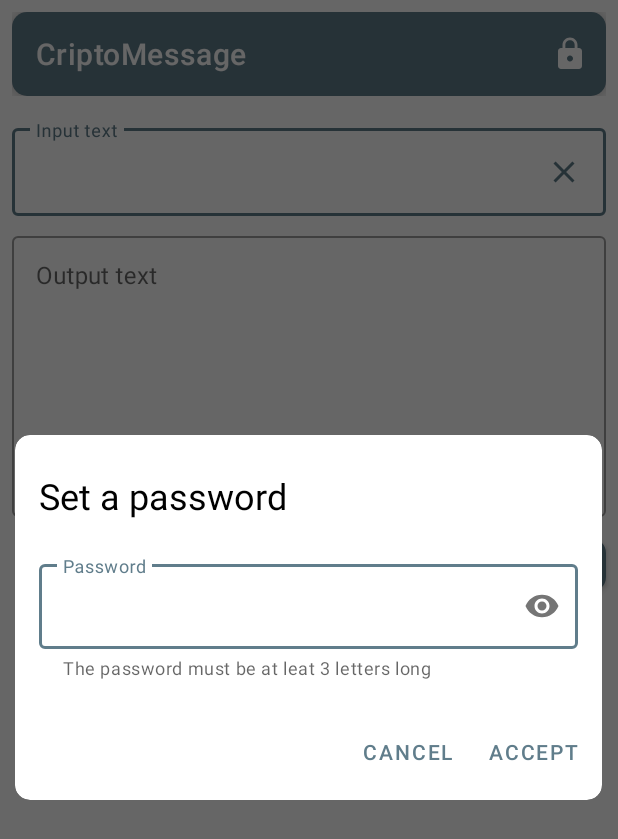
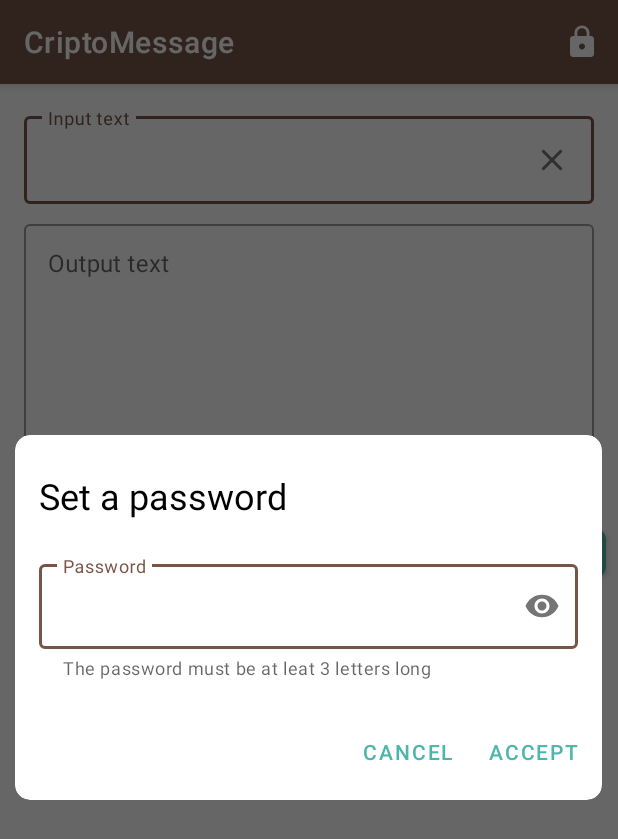
Before and after one commit to DiegoLovera/CriptoMessage, an Android app: the screen it shows after launch (MainActivity), after a tap on "Password", on a phone screen of 412 x 824 dp. Shown: the top 839 px of the screen. Run offline under Robolectric (Android 15) with nearby library versions, the phone set to English and light mode, and no system bars.

Commit message:
Color scheme changed

```diff
--- a/app/src/main/res/drawable/ic_close_black_24dp.xml
+++ b/app/src/main/res/drawable/ic_close_black_24dp.xml
@@ -4,6 +4,6 @@
         android:viewportWidth="24.0"
         android:viewportHeight="24.0">
     <path
-        android:fillColor="#607d8b"
+        android:fillColor="#757575"
         android:pathData="M19,6.41L17.59,5 12,10.59 6.41,5 5,6.41 10.59,12 5,17.59 6.41,19 12,13.41 17.59,19 19,17.59 13.41,12z"/>
 </vector>
--- a/app/src/main/res/layout/activity_main.xml
+++ b/app/src/main/res/layout/activity_main.xml
@@ -10,17 +10,15 @@
     <com.google.android.material.appbar.AppBarLayout
         android:layout_width="match_parent"
         android:layout_height="wrap_content"
-        android:layout_margin="8dp"
-        app:elevation="0dp"
-        android:background="@android:color/transparent">
+        android:theme="@style/AppTheme.AppBarOverlay"
+        android:elevation="4dp">
 
-        <androidx.appcompat.widget.Toolbar
-            android:id="@+id/toolbar"
-            android:layout_width="match_parent"
-            android:elevation="8dp"
-            android:layout_height="?attr/actionBarSize"
-            app:titleTextColor="@android:color/white"
-            android:background="@drawable/toolbar_rounded_background" />
+    <androidx.appcompat.widget.Toolbar
+        android:id="@+id/toolbar"
+        android:layout_width="match_parent"
+        android:layout_height="?attr/actionBarSize"
+        android:background="?attr/colorPrimary"
+        app:popupTheme="@style/AppTheme.PopupOverlay" />
 
     </com.google.android.material.appbar.AppBarLayout>
 
--- a/app/src/main/res/layout/content_main.xml
+++ b/app/src/main/res/layout/content_main.xml
@@ -14,9 +14,9 @@
         style="@style/Widget.MaterialComponents.TextInputLayout.OutlinedBox"
         android:layout_width="0dp"
         android:layout_height="wrap_content"
-        android:layout_marginStart="8dp"
+        android:layout_marginStart="16dp"
         android:layout_marginTop="16dp"
-        android:layout_marginEnd="8dp"
+        android:layout_marginEnd="16dp"
         app:layout_constraintEnd_toEndOf="parent"
         app:layout_constraintStart_toStartOf="parent"
         app:layout_constraintTop_toTopOf="parent">
@@ -34,9 +34,9 @@
         style="@style/Widget.MaterialComponents.TextInputLayout.OutlinedBox"
         android:layout_width="0dp"
         android:layout_height="wrap_content"
-        android:layout_marginStart="8dp"
+        android:layout_marginStart="16dp"
         android:layout_marginTop="8dp"
-        android:layout_marginEnd="8dp"
+        android:layout_marginEnd="16dp"
         app:layout_constraintEnd_toEndOf="parent"
         app:layout_constraintStart_toStartOf="parent"
         app:layout_constraintTop_toBottomOf="@+id/textInputLayout">
@@ -45,14 +45,15 @@
             android:id="@+id/output_text"
             android:layout_width="match_parent"
             android:layout_height="wrap_content"
+            android:gravity="top|start"
             android:hint="Output text"
-            android:gravity="top|start"
             android:inputType="textMultiLine"
             android:minLines="8" />
     </com.google.android.material.textfield.TextInputLayout>
 
-    <Button
+    <com.google.android.material.button.MaterialButton
         android:id="@+id/button_encrypt"
+        style="@style/Button"
         android:layout_width="wrap_content"
         android:layout_height="wrap_content"
         android:layout_marginTop="8dp"
@@ -62,8 +63,9 @@
         app:layout_constraintEnd_toStartOf="@+id/button_decrypt"
         app:layout_constraintTop_toBottomOf="@+id/textOutputLayout" />
 
-    <Button
+    <com.google.android.material.button.MaterialButton
         android:id="@+id/button_decrypt"
+        style="@style/Button"
         android:layout_width="wrap_content"
         android:layout_height="wrap_content"
         android:layout_marginTop="8dp"
--- a/app/src/main/res/layout/dialog_password.xml
+++ b/app/src/main/res/layout/dialog_password.xml
@@ -44,7 +44,7 @@ android:layout_height="wrap_content">
 
     <com.google.android.material.button.MaterialButton
         android:id="@+id/button_accept_dialog_password"
-    style="@style/Widget.MaterialComponents.Button.TextButton.Dialog"
+        style="@style/TextButton"
         android:layout_width="wrap_content"
         android:layout_height="wrap_content"
         android:layout_marginTop="24dp"
@@ -58,7 +58,7 @@ android:layout_height="wrap_content">
 
     <com.google.android.material.button.MaterialButton
         android:id="@+id/button_cancel_dialog_password"
-        style="@style/Widget.MaterialComponents.Button.TextButton.Dialog"
+        style="@style/TextButton"
         android:layout_width="wrap_content"
         android:layout_height="wrap_content"
         android:layout_marginStart="8dp"
--- a/app/src/main/res/values-v23/styles.xml
+++ b/app/src/main/res/values-v23/styles.xml
@@ -1,8 +1,8 @@
 <?xml version="1.0" encoding="utf-8"?>
 <resources>
-    <style name="AppTheme.NoActionBar">
+    <!--<style name="AppTheme.NoActionBar">
         <item name="android:windowLightStatusBar">true</item>
         <item name="windowActionBar">false</item>
         <item name="windowNoTitle">true</item>
-    </style>
+    </style>-->
 </resources>
--- /dev/null
+++ b/app/src/main/res/values/attrs.xml
@@ -0,0 +1,7 @@
+<?xml version="1.0" encoding="utf-8"?>
+<resources>
+    <attr name="colorPrimaryLight" format="reference" />
+
+    <attr name="colorSecondaryDark" format="reference" />
+    <attr name="colorSecondaryLight" format="reference" />
+</resources>
--- a/app/src/main/res/values/colors.xml
+++ b/app/src/main/res/values/colors.xml
@@ -1,6 +1,12 @@
 <?xml version="1.0" encoding="utf-8"?>
 <resources>
-    <color name="colorPrimary">#607d8b</color>
-    <color name="colorPrimaryDark">#FFF</color>
-    <color name="colorAccent">#8eacbb</color>
+    <color name="colorPrimary">#795548</color>
+    <color name="colorPrimaryDark">#4b2c20</color>
+    <color name="colorPrimaryLight">#a98274</color>
+
+    <color name="colorAccent">#4db6ac</color>
+
+    <color name="colorSecondary">#4db6ac</color>
+    <color name="colorSecondaryDark">#00867d</color>
+    <color name="colorSecondaryLight">#82e9de</color>
 </resources>
--- a/app/src/main/res/values/styles.xml
+++ b/app/src/main/res/values/styles.xml
@@ -1,11 +1,16 @@
 <resources>
-
     <!-- Base application theme. -->
     <style name="AppTheme" parent="Theme.MaterialComponents.Light">
         <!-- Customize your theme here. -->
         <item name="colorPrimary">@color/colorPrimary</item>
         <item name="colorPrimaryDark">@color/colorPrimaryDark</item>
+        <item name="colorPrimaryLight">@color/colorPrimaryLight</item>
+
         <item name="colorAccent">@color/colorAccent</item>
+
+        <item name="colorSecondary">@color/colorSecondary</item>
+        <item name="colorSecondaryDark">@color/colorSecondaryDark</item>
+        <item name="colorSecondaryLight">@color/colorSecondaryLight</item>
     </style>
 
     <style name="AppTheme.NoActionBar">
@@ -13,8 +18,8 @@
         <item name="windowNoTitle">true</item>
     </style>
 
-    <style name="AppTheme.AppBarOverlay" parent="ThemeOverlay.MaterialComponents.Light" />
-    <style name="AppTheme.PopupOverlay" parent="ThemeOverlay.MaterialComponents.Light" />
+    <style name="AppTheme.AppBarOverlay" parent="ThemeOverlay.MaterialComponents.Dark" />
+    <style name="AppTheme.PopupOverlay" parent="ThemeOverlay.MaterialComponents.Dark" />
 
     <style name="Dialog.NoTitle.Transparent" parent="@android:style/Theme.Material.Light.Dialog.NoActionBar.MinWidth">
         <item name="android:windowBackground">@drawable/dialog_background</item>
@@ -24,4 +29,12 @@
         <item name="android:background">@drawable/toolbar_rounded_background</item>
     </style>
 
+    <style name="TextButton" parent="Widget.MaterialComponents.Button.TextButton.Dialog">
+        <item name="android:textColor">@color/colorSecondary</item>
+    </style>
+
+    <style name="Button" parent="Widget.MaterialComponents.Button">
+        <item name="android:backgroundTint">@color/colorSecondary</item>
+    </style>
+
 </resources>
```
Lines whose indentation alone changed are shown as unchanged.
